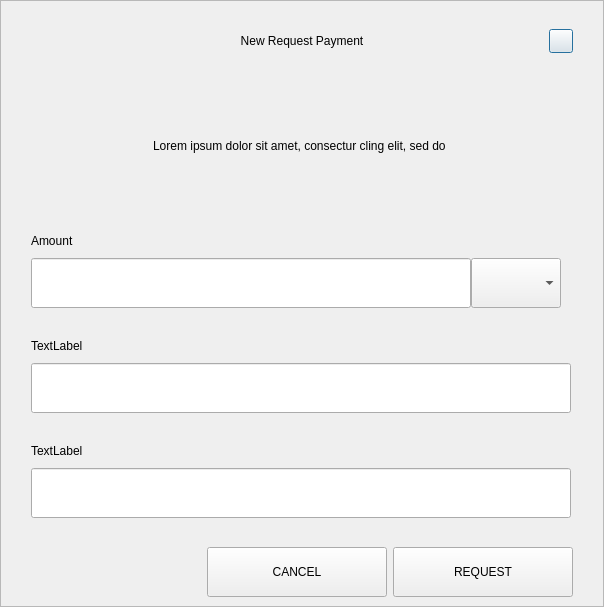
Above: src/qt/pivx/forms/requestdialog.ui from eons-finance/ALQO before the change. Below: the same form after it.
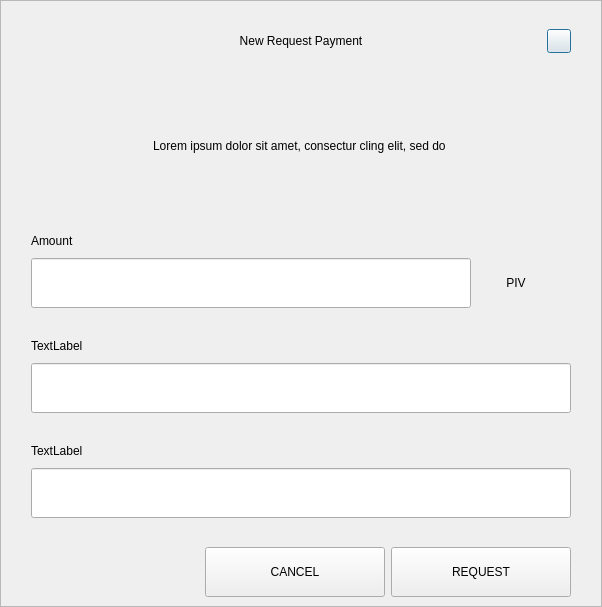
That is the form after the change.

Diff of the .ui file:
```diff
--- a/src/qt/pivx/forms/requestdialog.ui
+++ b/src/qt/pivx/forms/requestdialog.ui
@@ -6,16 +6,13 @@
    <rect>
     <x>0</x>
     <y>0</y>
-    <width>604</width>
+    <width>602</width>
     <height>607</height>
    </rect>
   </property>
   <property name="windowTitle">
    <string>Dialog</string>
   </property>
-  <property name="styleSheet">
-   <string notr="true">color: rgb(0, 0, 0);</string>
-  </property>
   <layout class="QVBoxLayout" name="verticalLayout_5">
    <property name="spacing">
     <number>0</number>
@@ -322,18 +319,12 @@
                     <number>0</number>
                    </property>
                    <item>
-                    <widget class="QComboBox" name="comboBoxCoin">
-                     <property name="minimumSize">
-                      <size>
-                       <width>0</width>
-                       <height>50</height>
-                      </size>
+                    <widget class="QLabel" name="comboBoxCoin">
+                     <property name="text">
+                      <string>PIV</string>
                      </property>
-                     <property name="maximumSize">
-                      <size>
-                       <width>16777215</width>
-                       <height>50</height>
-                      </size>
+                     <property name="alignment">
+                      <set>Qt::AlignCenter</set>
                      </property>
                     </widget>
                    </item>
```
